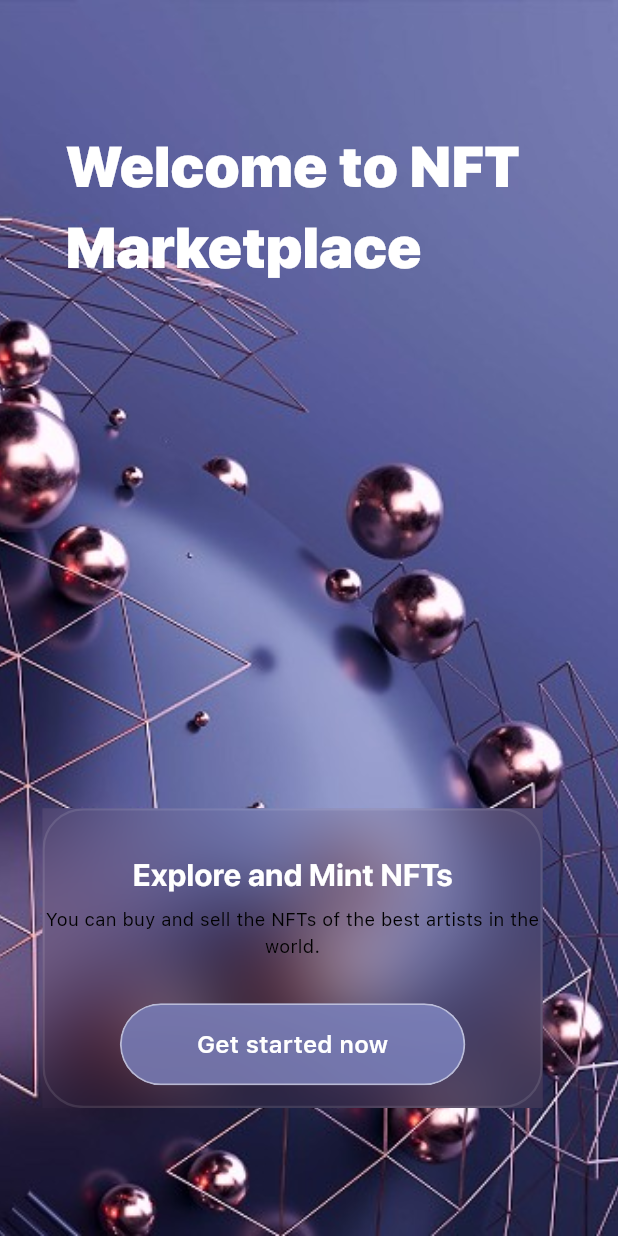
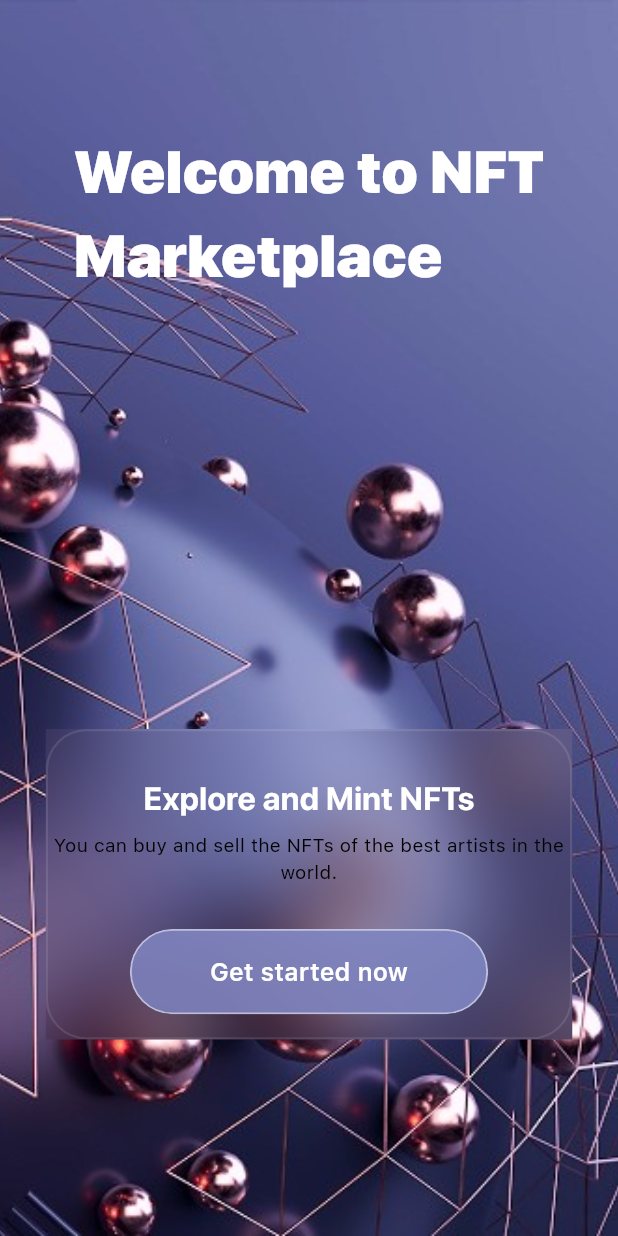
Before and after one commit to mmalizadgan/nftmarketplace, a Flutter app: the screen it shows after launch, on a phone screen of 412 x 824 dp. Run offline on Flutter 3.47's test engine with Material 3 defaults, Android fonts, the phone set to English and light mode, and no system bars; our stand-ins replace flutter_riverpod, flutter_screenutil, flutter_svg.

Commit message:
fixed flutter_screenutil width and height

```diff
--- a/lib/main.dart
+++ b/lib/main.dart
@@ -15,7 +15,7 @@ class MyApp extends StatelessWidget {
   @override
   Widget build(BuildContext context) {
     return ScreenUtilInit(
-      designSize: const Size(378.39, 787.41),
+      designSize: const Size(351.3611145019531, 760.3814697265625),
       minTextAdapt: true,
       builder: (context, child) {
         return MaterialApp(
--- a/lib/presentation/screens/onboarding_screen.dart
+++ b/lib/presentation/screens/onboarding_screen.dart
@@ -33,7 +33,7 @@ class OnboardingScreen extends StatelessWidget {
                       "Welcome to NFT\nMarketplace",
                       style: AppTextStyles.tittle36,
                     ),
-                    SizedBox(height: 331.54.h),
+                     SizedBox(height: 265.h),
                     ClipRRect(
                       child: BackdropFilter(
                         filter: ImageFilter.blur(sigmaX: 27.3, sigmaY: 27.3),
```
Also changed, not shown: assets/images/backGG.jpg (added).
